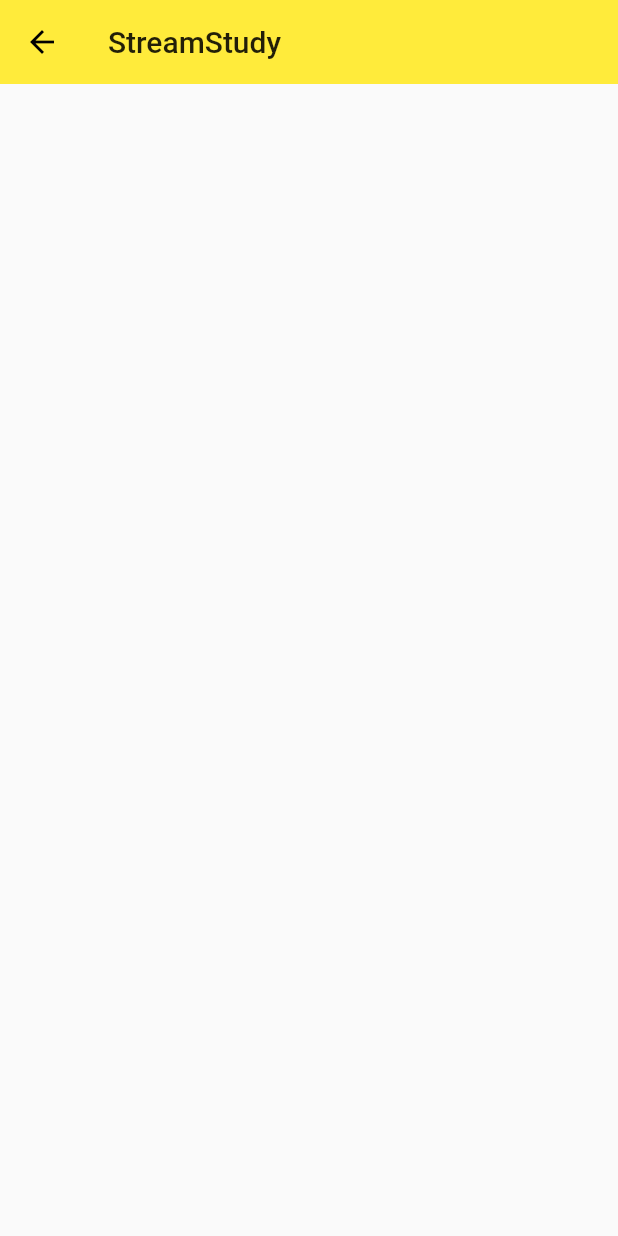
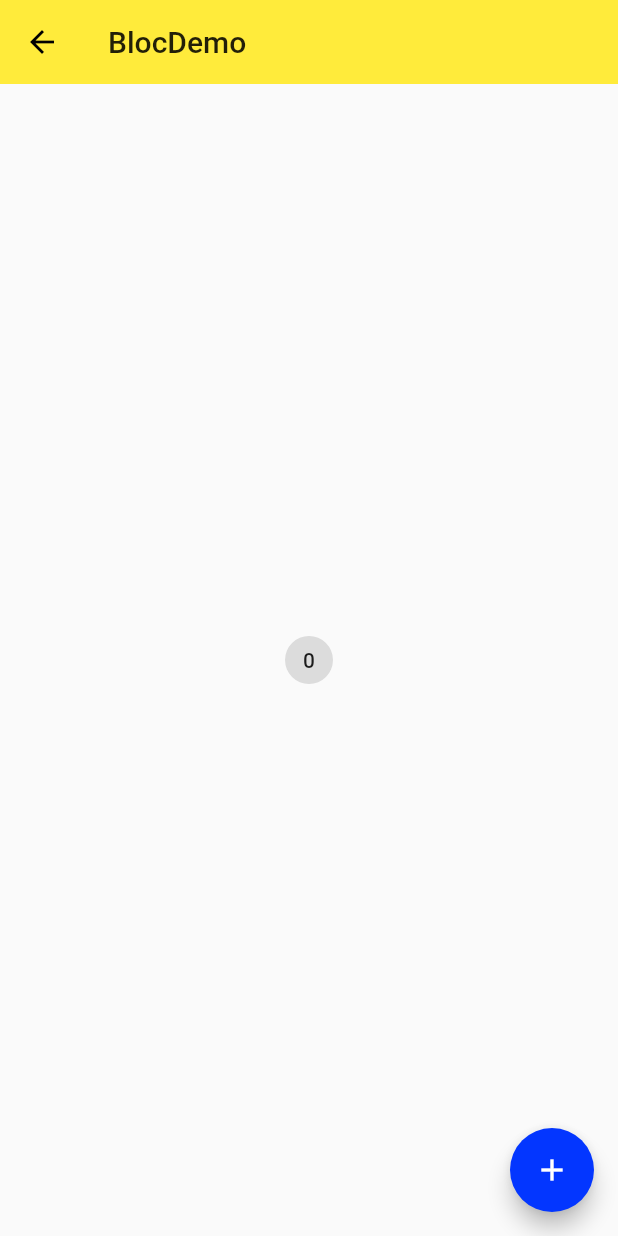
Before and after one commit to tck8888/flutter_study, a Flutter app: the screen it shows after launch, on a phone screen of 412 x 824 dp. Run offline on Flutter 3.47's test engine with Material 2 defaults, Android fonts, the phone set to English and light mode, and no system bars.

Commit message:
bloc学习

```diff
--- a/lib/main.dart
+++ b/lib/main.dart
@@ -1,4 +1,5 @@
 import 'package:flutter/material.dart';
+import 'package:flutter_study/study_widget/bloc/bloc_demo.dart';
 import 'package:flutter_study/study_widget/drawer_study.dart';
 import 'package:flutter_study/study_widget/bottom_navigation_bar_study.dart';
 import 'package:flutter_study/study_widget/list_view_study.dart';
@@ -26,7 +27,7 @@ class MyApp extends StatelessWidget {
           splashColor: Colors.white70,
           accentColor:Color.fromRGBO(3, 54, 255, 1.0),
         ),
-        initialRoute: '/stream',
+        initialRoute: '/bloc',
         routes: {
           '/':(context)=>Home(),
           '/about':(context)=>Page(title: "About"),
@@ -34,6 +35,7 @@ class MyApp extends StatelessWidget {
           '/mdc':(context)=>MaterialComponents(),
           '/state_management':(context)=>StateManagementStudy(),
           '/stream':(context)=>StreamStudy(),
+          '/bloc':(context)=>BlocDemo(),
         },
     );
   }
--- /dev/null
+++ b/lib/study_widget/bloc/bloc_demo.dart
@@ -0,0 +1,20 @@
+
+import 'package:flutter/material.dart';
+import 'package:flutter_study/study_widget/bloc/counter_bloc_demo.dart';
+
+class BlocDemo extends StatelessWidget {
+  @override
+  Widget build(BuildContext context) {
+    return CounterProvider(
+      bloc: CounterBloc(),
+      child: Scaffold(
+        appBar: AppBar(
+          title: Text("BlocDemo"),
+          elevation: 0,
+        ),
+        body: CounterHome(),
+        floatingActionButton: CounterActionButton(),
+      ),
+    );
+  }
+}
--- /dev/null
+++ b/lib/study_widget/bloc/counter_bloc_demo.dart
@@ -0,0 +1,88 @@
+import 'dart:async';
+
+import 'package:flutter/material.dart';
+
+class CounterHome extends StatelessWidget {
+  @override
+  Widget build(BuildContext context) {
+    CounterBloc _counterBloc = CounterProvider.of(context).bloc;
+
+    return Center(
+      child: StreamBuilder(
+        initialData: 0,
+        stream: _counterBloc.count,
+        builder: (context, snapshot) {
+          return ActionChip(
+            label: Text('${snapshot.data}'),
+            onPressed: () {
+              // _counterBloc.log();
+              _counterBloc.counter.add(1);
+            },
+          );
+        },
+      ),
+    );
+  }
+}
+
+class CounterActionButton extends StatelessWidget {
+  @override
+  Widget build(BuildContext context) {
+    CounterBloc _counterBloc = CounterProvider.of(context).bloc;
+
+    return FloatingActionButton(
+      child: Icon(Icons.add),
+      onPressed: () {
+        // _counterBloc.log();
+        _counterBloc.counter.add(1);
+      },
+    );
+  }
+}
+
+class CounterProvider extends InheritedWidget {
+  final Widget child;
+  final CounterBloc bloc;
+
+  CounterProvider({
+    this.child,
+    this.bloc,
+  }) : super(child: child);
+
+  static CounterProvider of(BuildContext context) =>
+      context.inheritFromWidgetOfExactType(CounterProvider);
+
+  @override
+  bool updateShouldNotify(CounterProvider oldWidget) {
+    return true;
+  }
+}
+
+class CounterBloc {
+  int _count = 0;
+
+  final _counterActionController = StreamController<int>();
+  StreamSink<int> get counter => _counterActionController.sink;
+
+  final _counterController = StreamController<int>();
+  Stream<int> get count => _counterController.stream;
+
+  CounterBloc() {
+    _counterActionController.stream.listen(onData);
+  }
+
+  void onData(int data) {
+    print('$data');
+    _count = data + _count;
+    _counterController.add(_count);
+  }
+
+  void disponse() {
+    _counterActionController.close();
+    _counterController.close();
+  }
+
+  void log() {
+    print('BLoC');
+  }
+}
```
